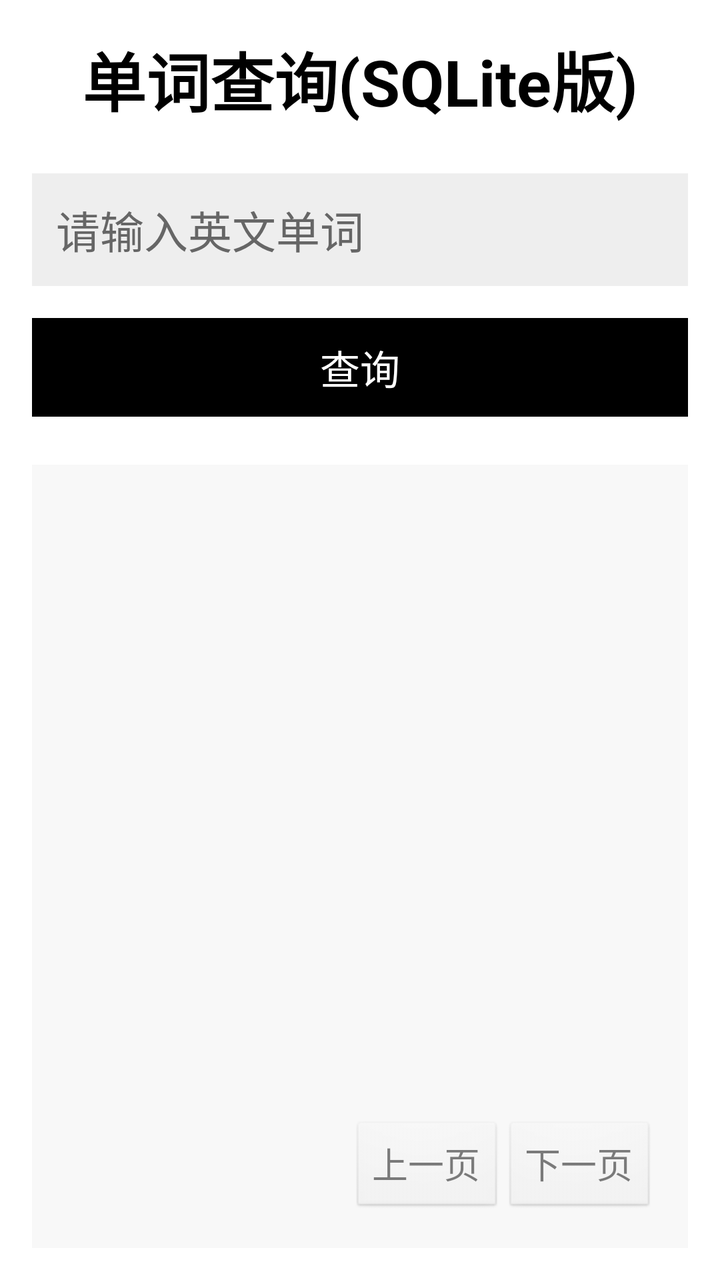
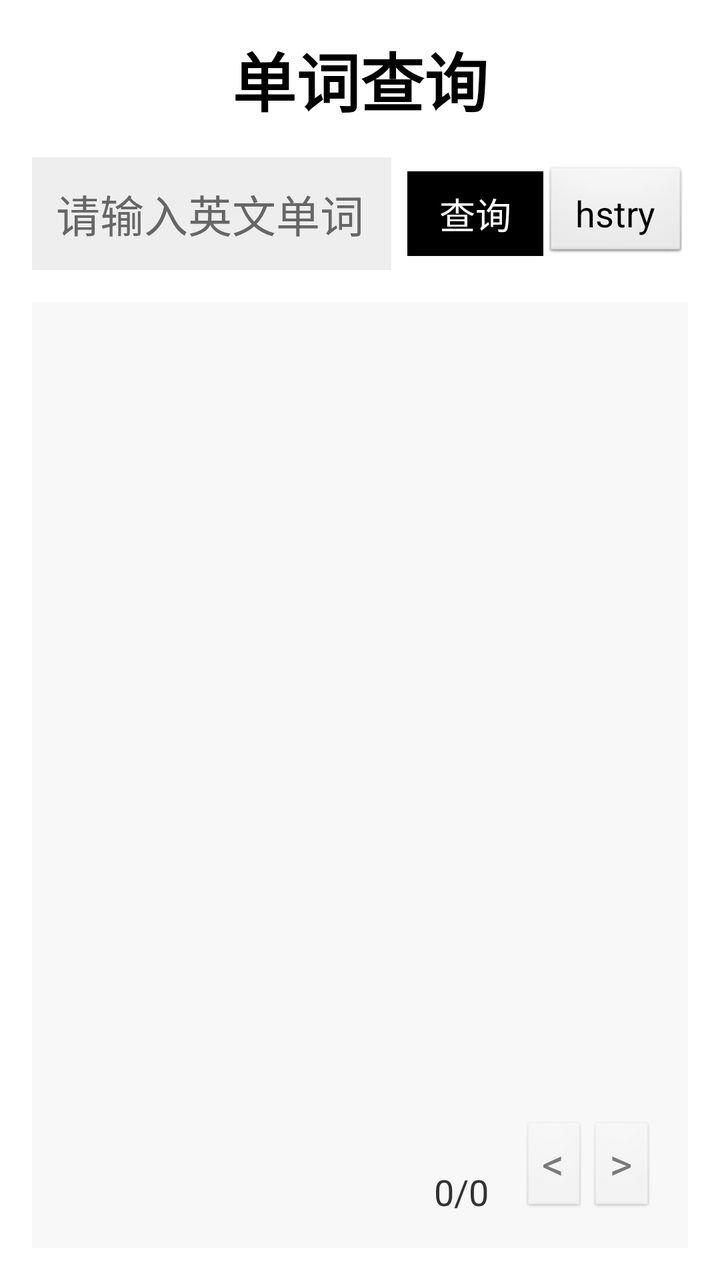

Before-and-after screenshots of an Android layout around one commit, followed by the original layout XML and the change that was made.
<!-- AndroidManifest.xml: application theme Theme.MyApplication -->
<!-- res/layout/activity_main.xml -->
<?xml version="1.0" encoding="utf-8"?>
<LinearLayout xmlns:android="http://schemas.android.com/apk/res/android"
    android:layout_width="match_parent"
    android:layout_height="match_parent"
    android:orientation="vertical"
    android:background="#FFFFFF"
    android:padding="16dp">

    
    <TextView
        android:layout_width="wrap_content"
        android:layout_height="wrap_content"
        android:text="单词查询(SQLite版)"
        android:textColor="#000000"
        android:textSize="32sp"
        android:textStyle="bold"
        android:layout_gravity="center_horizontal"
        android:layout_marginBottom="24dp"/>

    
    <EditText
        android:id="@+id/et_input"
        android:layout_width="match_parent"
        android:layout_height="wrap_content"
        android:hint="请输入英文单词"
        android:textSize="22sp"
        android:textColor="#000000"
        android:textColorHint="#666666"
        android:padding="12dp"
        android:background="#EEEEEE"/>

    
    <Button
        android:id="@+id/btn_query"
        android:layout_width="match_parent"
        android:layout_height="wrap_content"
        android:text="查询"
        android:textSize="20sp"
        android:textColor="#FFFFFF"
        android:background="#000000"
        android:layout_marginTop="16dp"
        android:padding="10dp"/>

    
    <RelativeLayout
        android:layout_width="match_parent"
        android:layout_height="0dp"
        android:layout_weight="1"
        android:layout_marginTop="24dp"
        android:background="#F8F8F8"
        android:padding="16dp">

        
        <TextView
            android:id="@+id/tv_result"
            android:layout_width="match_parent"
            android:layout_height="match_parent"
            android:textSize="20sp"
            android:textColor="#000000"
            android:lineSpacingExtra="4sp"
            android:gravity="start|top"/>

        
        <LinearLayout
            android:layout_width="wrap_content"
            android:layout_height="wrap_content"
            android:orientation="horizontal"
            android:layout_alignParentBottom="true"
            android:layout_alignParentEnd="true"
            android:spacing="8dp">

            
            <Button
                android:id="@+id/btn_prev"
                android:layout_width="wrap_content"
                android:layout_height="wrap_content"
                android:text="上一页"
                android:textSize="18sp"
                android:enabled="false"/>

            
            <Button
                android:id="@+id/btn_next"
                android:layout_width="wrap_content"
                android:layout_height="wrap_content"
                android:text="下一页"
                android:textSize="18sp"
                android:enabled="false"/>

        </LinearLayout>

    </RelativeLayout>

</LinearLayout>
<!-- resources referenced by this layout -->
<resources>
  <style name="Theme.MyApplication" parent="android:Theme.Light.NoTitleBar">
          <item name="android:windowBackground">@android:color/white</item>
          <item name="android:textColorPrimary">@android:color/black</item>
      </style>
</resources>

<!-- the commit's change to res/layout/activity_main.xml (unified diff, before → after) -->
@@ -10,43 +10,63 @@
     <TextView
         android:layout_width="wrap_content"
         android:layout_height="wrap_content"
-        android:text="单词查询(SQLite版)"
+        android:text="单词查询"
         android:textColor="#000000"
         android:textSize="32sp"
         android:textStyle="bold"
         android:layout_gravity="center_horizontal"
-        android:layout_marginBottom="24dp"/>
+        android:layout_marginBottom="16dp"/>
 
     
-    <EditText
-        android:id="@+id/et_input"
+    <LinearLayout
         android:layout_width="match_parent"
         android:layout_height="wrap_content"
-        android:hint="请输入英文单词"
-        android:textSize="22sp"
-        android:textColor="#000000"
-        android:textColorHint="#666666"
-        android:padding="12dp"
-        android:background="#EEEEEE"/>
+        android:orientation="horizontal"
+        android:gravity="center_vertical">
 
-    
-    <Button
-        android:id="@+id/btn_query"
-        android:layout_width="match_parent"
-        android:layout_height="wrap_content"
-        android:text="查询"
-        android:textSize="20sp"
-        android:textColor="#FFFFFF"
-        android:background="#000000"
-        android:layout_marginTop="16dp"
-        android:padding="10dp"/>
+        <EditText
+            android:id="@+id/et_input"
+            android:layout_width="0dp"
+            android:layout_height="wrap_content"
+            android:layout_weight="1"
+            android:hint="请输入英文单词"
+            android:textSize="22sp"
+            android:textColor="#000000"
+            android:textColorHint="#666666"
+            android:padding="12dp"
+            android:background="#EEEEEE"/>
+
+        <Button
+            android:id="@+id/btn_query"
+            android:layout_width="wrap_content"
+            android:layout_height="wrap_content"
+            android:text="查询"
+            android:textSize="18sp"
+            android:textColor="#FFFFFF"
+            android:background="#000000"
+            android:layout_marginStart="8dp"
+            android:paddingHorizontal="16dp"
+            android:paddingVertical="8dp"/>
+
+        
+        <Button
+            android:id="@+id/btn_history"
+            android:layout_width="wrap_content"
+            android:layout_height="wrap_content"
+            android:text="hstry"
+            android:textSize="18sp"
+            android:paddingHorizontal="16dp"
+            android:paddingVertical="8dp"/>
+
+    </LinearLayout>
+
 
     
     <RelativeLayout
         android:layout_width="match_parent"
         android:layout_height="0dp"
         android:layout_weight="1"
-        android:layout_marginTop="24dp"
+        android:layout_marginTop="16dp"
         android:background="#F8F8F8"
         android:padding="16dp">
 
@@ -58,10 +78,24 @@
             android:textSize="20sp"
             android:textColor="#000000"
             android:lineSpacingExtra="4sp"
-            android:gravity="start|top"/>
+            android:gravity="start|top"
+            android:clickable="true"
+            android:focusable="true"/>
+
+        
+        <TextView
+            android:id="@+id/tv_page_num"
+            android:layout_width="wrap_content"
+            android:layout_height="wrap_content"
+            android:text="0/0"
+            android:textSize="18sp"
+            android:layout_alignParentBottom="true"
+            android:layout_toStartOf="@id/ll_page_btn"
+            android:layout_marginEnd="16dp"/>
 
         
         <LinearLayout
+            android:id="@+id/ll_page_btn"
             android:layout_width="wrap_content"
             android:layout_height="wrap_content"
             android:orientation="horizontal"
@@ -69,22 +103,20 @@
             android:layout_alignParentEnd="true"
             android:spacing="8dp">
 
-            
             <Button
                 android:id="@+id/btn_prev"
                 android:layout_width="wrap_content"
                 android:layout_height="wrap_content"
-                android:text="上一页"
-                android:textSize="18sp"
+                android:text="&lt;"
+                android:textSize="22sp"
                 android:enabled="false"/>
 
-            
             <Button
                 android:id="@+id/btn_next"
                 android:layout_width="wrap_content"
                 android:layout_height="wrap_content"
-                android:text="下一页"
-                android:textSize="18sp"
+                android:text="&gt;"
+                android:textSize="22sp"
                 android:enabled="false"/>
 
         </LinearLayout>
